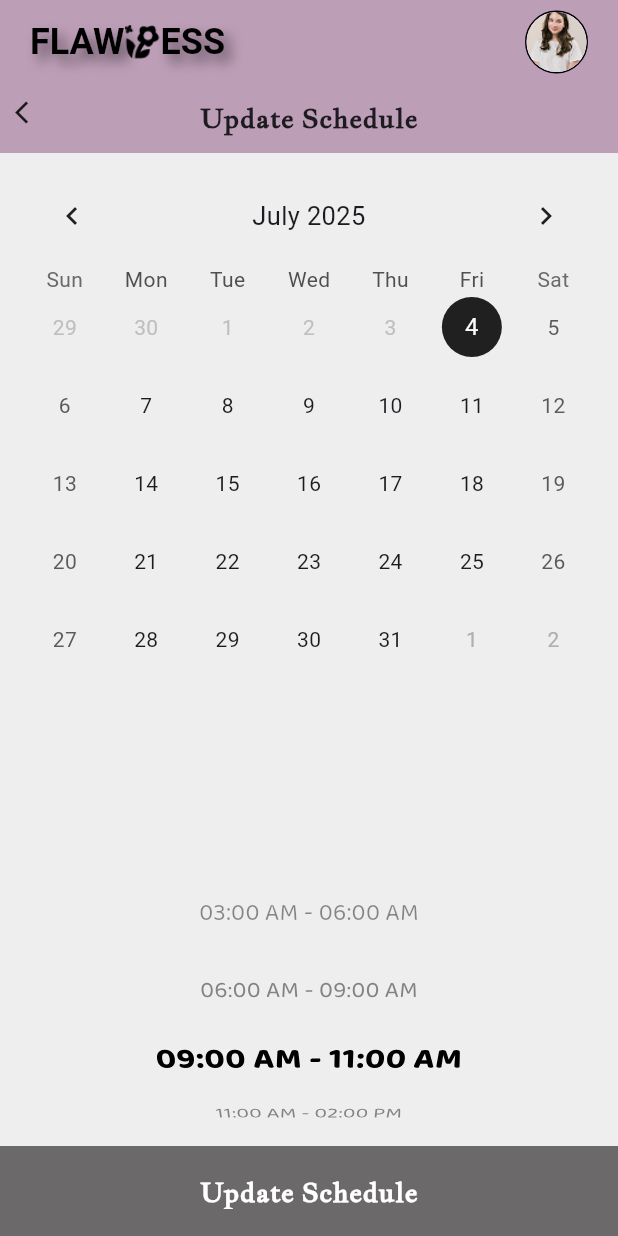
After one commit to NguyenNgoQuangHoang/ProBeautyHub, a Flutter app: the ArtistProfileScreen screen opened directly, after a tap on "Lịch", on a phone screen of 412 x 824 dp. The commit adds this screen. Run offline on Flutter 3.47's test engine with Material 3 defaults, Android fonts, the phone set to English and light mode, and no system bars; drawn by our look-alikes of table_calendar; our stand-ins replace animated_text_kit, curved_navigation_bar, dio, flutter_rating_bar, flutter_spinkit, font_awesome_flutter and 2 more; missing offline and left inert: fancy_popups_new; accounts and stored records are empty.

Commit message:
update schedule

```diff
--- a/lib/screens/artist_register/artist_profile/artist_profile_screen.dart
+++ b/lib/screens/artist_register/artist_profile/artist_profile_screen.dart
@@ -3,6 +3,7 @@ import 'package:booking_app/screens/profiles/tabcontent/post_article_screen.dart
 import 'package:booking_app/screens/artist_register/artist_profile/artist_dashboard/artist_dashboard_screen.dart';
 import 'package:booking_app/screens/artist_register/artist_profile/create_post/post_screen.dart';
 import 'package:booking_app/screens/artist_register/artist_profile/create_promotion/promotion_screen.dart';
+import 'package:booking_app/screens/artist_register/artist_profile/create_schedule/create_schedule_screen.dart';
 import 'package:booking_app/screens/profiles/profiles_screen.dart';
 import 'package:booking_app/widgets/colors.dart';
 import 'package:booking_app/widgets/custom_loading.dart';
@@ -12,8 +13,6 @@ import 'create_post/create_post_screen.dart';
 import 'create_service/service_artist_screen.dart';
 
 class ArtistProfileScreen extends StatefulWidget {
-  const ArtistProfileScreen({super.key});
-
   @override
   State<ArtistProfileScreen> createState() => _ArtistProfileScreenState();
 }
@@ -189,16 +188,21 @@ class _ArtistProfileScreenState extends State<ArtistProfileScreen> {
                         MaterialPageRoute(builder: (context) => PostScreen()),
                       );
                     }),
-                    buildMenuItem(Icons.star_border, "Đánh giá (100)"),
-                    buildMenuItem(Icons.image, "Khuyến mãi (100)", onTap: () {
+                    buildMenuItem(Icons.image, "Lịch", onTap: () {
+                      Navigator.push(
+                        context,
+                        MaterialPageRoute(
+                            builder: (context) => UpdateDateScreen()),
+                      );
+                    }),
+                    buildMenuItem(Icons.image, "Khuyến mãi", onTap: () {
                       Navigator.push(
                         context,
                         MaterialPageRoute(
                             builder: (context) => PromotionScreen()),
                       );
                     }),
-                    buildMenuItem(Icons.design_services, "Dịch vụ (100)",
-                        onTap: () {
+                    buildMenuItem(Icons.design_services, "Dịch vụ", onTap: () {
                       loadingScreen(context, () => ServiceArtistScreen());
                     }),
                     buildMenuItem(Icons.person_outline, "Tài khoản"),
@@ -263,7 +267,7 @@ class _ArtistProfileScreenState extends State<ArtistProfileScreen> {
           trailing: Icon(Icons.arrow_forward_ios, size: 16),
           onTap: onTap, // ⬅ cho phép click
         ),
-        SizedBox(
+        Container(
           width: MediaQuery.of(context).size.width * 0.8,
           child: Divider(
             color: Colors.grey,
--- /dev/null
+++ b/lib/screens/artist_register/artist_profile/create_schedule/create_schedule_screen.dart
@@ -0,0 +1,169 @@
+import 'package:booking_app/widgets/custom_loading.dart';
+import 'package:flutter/material.dart';
+import 'package:table_calendar/table_calendar.dart';
+import 'package:intl/intl.dart';
+import 'package:booking_app/widgets/colors.dart';
+import '../../../../widgets/custom_appbar.dart';
+
+class UpdateDateScreen extends StatefulWidget {
+  const UpdateDateScreen({Key? key}) : super(key: key);
+
+  @override
+  State<UpdateDateScreen> createState() => _UpdateDateScreenState();
+}
+
+class _UpdateDateScreenState extends State<UpdateDateScreen> {
+  DateTime _selectedDay = DateTime.now();
+  int _selectedTimeIndex = 2;
+
+  // Các khung giờ
+  final List<String> timeSlots = [
+    "03:00 AM - 06:00 AM",
+    "06:00 AM - 09:00 AM",
+    "09:00 AM - 11:00 AM",
+    "11:00 AM - 02:00 PM",
+    "02:00 PM - 05:00 PM",
+  ];
+
+  @override
+  Widget build(BuildContext context) {
+    return Scaffold(
+      backgroundColor: Colors.grey[200],
+      resizeToAvoidBottomInset: false,
+      body: NestedScrollView(
+        headerSliverBuilder: (context, innerIsScrolled) => [
+          CustomSliverAppBar(backgroundColor: myPrimaryColor),
+        ],
+        body: Column(
+          children: [
+            // Header
+            Container(
+              color: myPrimaryColor,
+              padding: const EdgeInsets.symmetric(vertical: 10),
+              child: Stack(
+                children: [
+                  Positioned(
+                    left: 10,
+                    child: GestureDetector(
+                      onTap: () => Navigator.pop(context),
+                      child: const Icon(
+                        Icons.arrow_back_ios,
+                        size: 18,
+                      ),
+                    ),
+                  ),
+                  const Center(
+                    child: Text(
+                      'Update Schedule',
+                      style: TextStyle(
+                        fontSize: 18,
+                        fontFamily: "JacquesFrancois",
+                        fontWeight: FontWeight.w600,
+                      ),
+                    ),
+                  ),
+                ],
+              ),
+            ),
+            const SizedBox(height: 10),
+            // Calendar
+            Padding(
+              padding: const EdgeInsets.symmetric(horizontal: 16),
+              child: TableCalendar(
+                focusedDay: _selectedDay,
+                firstDay: DateTime.now(),
+                lastDay: DateTime.now().add(const Duration(days: 365)),
+                selectedDayPredicate: (day) => isSameDay(day, _selectedDay),
+                onDaySelected: (selectedDay, focusedDay) {
+                  setState(() {
+                    _selectedDay = selectedDay;
+                  });
+                },
+                headerStyle: const HeaderStyle(
+                  titleCentered: true,
+                  formatButtonVisible: false,
+                ),
+                calendarStyle: CalendarStyle(
+                  todayDecoration: BoxDecoration(
+                    color: Colors.black26,
+                    shape: BoxShape.circle,
+                  ),
+                  selectedDecoration: BoxDecoration(
+                    color: Colors.black87,
+                    shape: BoxShape.circle,
+                  ),
+                ),
+              ),
+            ),
+            const SizedBox(height: 10),
+            // Time slots scroll wheel
+            Expanded(
+              child: Center(
+                child: ListWheelScrollView.useDelegate(
+                  itemExtent: 50,
+                  perspective: 0.003,
+                  onSelectedItemChanged: (index) {
+                    setState(() {
+                      _selectedTimeIndex = index;
+                    });
+                  },
+                  childDelegate: ListWheelChildBuilderDelegate(
+                    childCount: timeSlots.length,
+                    builder: (context, index) {
+                      final isSelected = index == _selectedTimeIndex;
+                      return Center(
+                        child: Text(
+                          timeSlots[index],
+                          style: TextStyle(
+                            fontSize: isSelected ? 24 : 16,
+                            fontFamily: "Baloo2",
+                            fontWeight: isSelected
+                                ? FontWeight.bold
+                                : FontWeight.normal,
+                            color: isSelected ? Colors.black : Colors.black45,
+                          ),
+                        ),
+                      );
+                    },
+                  ),
+                ),
+              ),
+            ),
+            const SizedBox(height: 8),
+            // Update schedule button
+            GestureDetector(
+              onTap: () {
+                final formattedDate =
+                    DateFormat('dd/MM/yyyy').format(_selectedDay);
+                final selectedTime = timeSlots[_selectedTimeIndex];
+
+                // Return selected date & time
+                Navigator.pop(context, {
+                  "date": formattedDate,
+                  "time": selectedTime,
+                });
+              },
+              child: Container(
+                color: const Color.fromARGB(221, 87, 85, 85),
+                padding: const EdgeInsets.symmetric(vertical: 18),
+                height: 60,
+                width: double.infinity,
+                child: const Center(
+                  child: Text(
+                    'Update Schedule',
+                    style: TextStyle(
+                      color: Colors.white,
+                      fontFamily: "JacquesFrancois",
+                      fontSize: 18,
+                      fontWeight: FontWeight.bold,
+                    ),
+                  ),
+                ),
+              ),
+            ),
+          ],
+        ),
+      ),
+    );
+  }
+}
```
